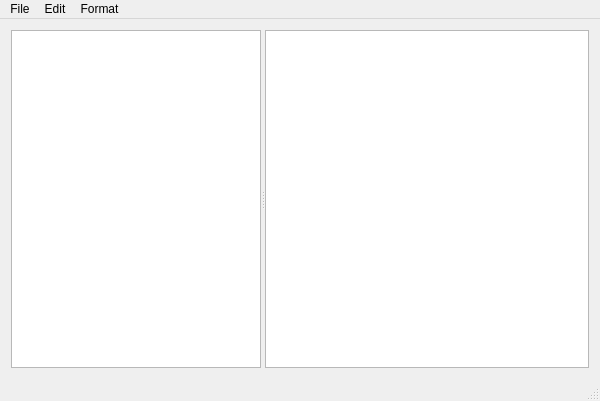
Aleexuta/POO-Proiect-NOrg, file 3_Solution/Mainwindow/Mainwindow/Mainwindow.ui: the form before one commit.
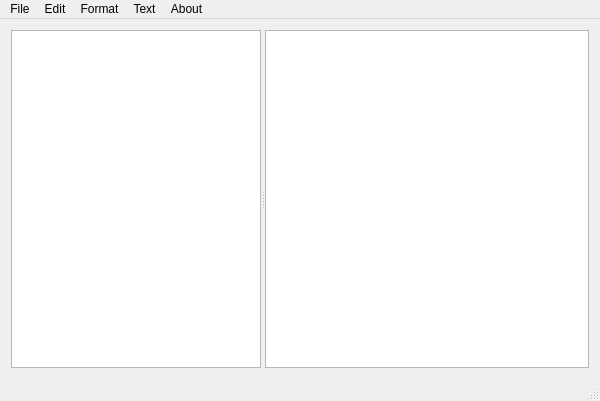
The form after the commit. Icons and pictures are not drawn.

The edit to the form file:
```diff
--- a/3_Solution/Mainwindow/Mainwindow/Mainwindow.ui
+++ b/3_Solution/Mainwindow/Mainwindow/Mainwindow.ui
@@ -72,11 +72,22 @@
     <property name="title">
      <string>Format</string>
     </property>
-    <addaction name="actionFont"/>
+   </widget>
+   <widget class="QMenu" name="menuText">
+    <property name="title">
+     <string>Text</string>
+    </property>
+   </widget>
+   <widget class="QMenu" name="menuAbout">
+    <property name="title">
+     <string>About</string>
+    </property>
    </widget>
    <addaction name="menuFile"/>
    <addaction name="menuEdit"/>
    <addaction name="menuFormat"/>
+   <addaction name="menuText"/>
+   <addaction name="menuAbout"/>
   </widget>
   <widget class="QStatusBar" name="statusBar"/>
   <action name="actionExit">
```
